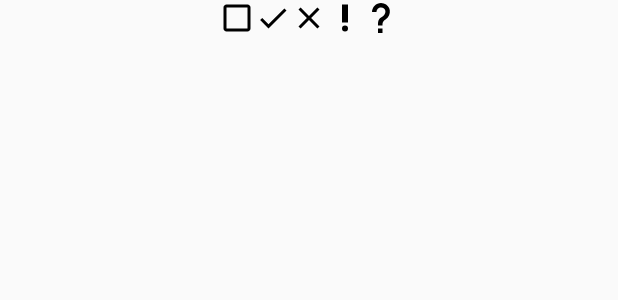
After one commit to JorikFat/SeekSheet, an Android app: the layout dialog_selecticon.xml on its own in the app's theme, with its tools: preview values and no code run, on a phone screen of 412 x 824 dp. The commit adds this screen. Shown: the top 300 px of the screen. Run offline under Robolectric (Android 15) with nearby library versions, the phone set to English and light mode, and no system bars.

Commit message:
show selected icon

```diff
--- a/app/build.gradle
+++ b/app/build.gradle
@@ -9,7 +9,7 @@ android {
         minSdkVersion 16
         targetSdkVersion 30
         versionCode 1
-        versionName "0.1.0 [6]"
+        versionName "0.1.0 [9]"
         vectorDrawables.useSupportLibrary = true
         testInstrumentationRunner "androidx.test.runner.AndroidJUnitRunner"
     }
--- /dev/null
+++ b/app/src/main/java/dev/jorik/cluegame/CellValue.java
@@ -0,0 +1,3 @@
+package dev.jorik.cluegame;
+
+public enum CellValue { EMPTY, CHECK, CROSS, EXCLAMATION, QUESTION }
--- a/app/src/main/res/drawable/ic_check.xml
+++ b/app/src/main/res/drawable/ic_check.xml
@@ -3,8 +3,8 @@
     android:height="24dp"
     android:viewportWidth="24"
     android:viewportHeight="24"
-    android:tint="?attr/colorControlNormal">
+    >
   <path
-      android:fillColor="@android:color/white"
+      android:fillColor="#000"
       android:pathData="M9,16.17L4.83,12l-1.42,1.41L9,19 21,7l-1.41,-1.41z"/>
 </vector>
--- a/app/src/main/res/drawable/ic_cross.xml
+++ b/app/src/main/res/drawable/ic_cross.xml
@@ -3,8 +3,8 @@
     android:height="24dp"
     android:viewportWidth="24"
     android:viewportHeight="24"
-    android:tint="?attr/colorControlNormal">
+    >
   <path
-      android:fillColor="@android:color/white"
+      android:fillColor="#000"
       android:pathData="M19,6.41L17.59,5 12,10.59 6.41,5 5,6.41 10.59,12 5,17.59 6.41,19 12,13.41 17.59,19 19,17.59 13.41,12z"/>
 </vector>
--- a/app/src/main/res/drawable/ic_exclamation.xml
+++ b/app/src/main/res/drawable/ic_exclamation.xml
@@ -3,11 +3,11 @@
     android:height="24dp"
     android:viewportWidth="24"
     android:viewportHeight="24"
-    android:tint="?attr/colorControlNormal">
+    >
   <path
-      android:fillColor="@android:color/white"
+      android:fillColor="#000"
       android:pathData="M12,19m-2,0a2,2 0,1 1,4 0a2,2 0,1 1,-4 0"/>
   <path
-      android:fillColor="@android:color/white"
+      android:fillColor="#000"
       android:pathData="M10,3h4v12h-4z"/>
 </vector>
--- a/app/src/main/res/drawable/ic_rectangle.xml
+++ b/app/src/main/res/drawable/ic_rectangle.xml
@@ -3,8 +3,8 @@
     android:height="24dp"
     android:viewportWidth="24"
     android:viewportHeight="24"
-    android:tint="?attr/colorControlNormal">
+    >
   <path
-      android:fillColor="@android:color/white"
+      android:fillColor="#000"
       android:pathData="M19,5v14H5V5h14m0,-2H5c-1.1,0 -2,0.9 -2,2v14c0,1.1 0.9,2 2,2h14c1.1,0 2,-0.9 2,-2V5c0,-1.1 -0.9,-2 -2,-2z"/>
 </vector>
--- /dev/null
+++ b/app/src/main/res/layout/dialog_selecticon.xml
@@ -0,0 +1,40 @@
+<?xml version="1.0" encoding="utf-8"?>
+<LinearLayout xmlns:android="http://schemas.android.com/apk/res/android"
+    xmlns:app="http://schemas.android.com/apk/res-auto"
+    android:orientation="horizontal"
+    android:layout_width="match_parent"
+    android:layout_height="wrap_content"
+    android:gravity="center"
+    >
+
+    <ImageView android:id="@+id/iv_selectIcon_clear"
+        android:layout_width="wrap_content"
+        android:layout_height="wrap_content"
+        app:srcCompat="@drawable/ic_rectangle"
+        />
+
+    <ImageView android:id="@+id/iv_selectIcon_check"
+        android:layout_width="wrap_content"
+        android:layout_height="wrap_content"
+        app:srcCompat="@drawable/ic_check"
+        />
+
+    <ImageView android:id="@+id/iv_selectIcon_cross"
+        android:layout_width="wrap_content"
+        android:layout_height="wrap_content"
+        app:srcCompat="@drawable/ic_cross"
+        />
+
+    <ImageView android:id="@+id/iv_selectIcon_exclamation"
+        android:layout_width="wrap_content"
+        android:layout_height="wrap_content"
+        app:srcCompat="@drawable/ic_exclamation"
+        />
+
+    <ImageView android:id="@+id/iv_selectIcon_question"
+        android:layout_width="wrap_content"
+        android:layout_height="wrap_content"
+        app:srcCompat="@drawable/ic_question"
+        />
+
+</LinearLayout>
--- a/app/src/main/res/values/strings.xml
+++ b/app/src/main/res/values/strings.xml
@@ -27,4 +27,6 @@
     <string name="placeLivingroom">Гостинная</string>
     <string name="placeKitchen">Кухня</string>
     <string name="placeWinterGarden">Зимний сад</string>
+
+    <string name="selectIcon_title">Выберите иконку</string>
 </resources>
```
Also changed, not shown: app/src/main/java/dev/jorik/cluegame/SelectIconDialog.java (added, +40 -0 lines), app/src/main/java/dev/jorik/cluegame/SheetActivity.java (+15 -0 lines), app/src/main/res/layout/activity_sheet.xml (+3 -4 lines), app/src/main/res/layout/layout_cells.xml (+6 -6 lines).
